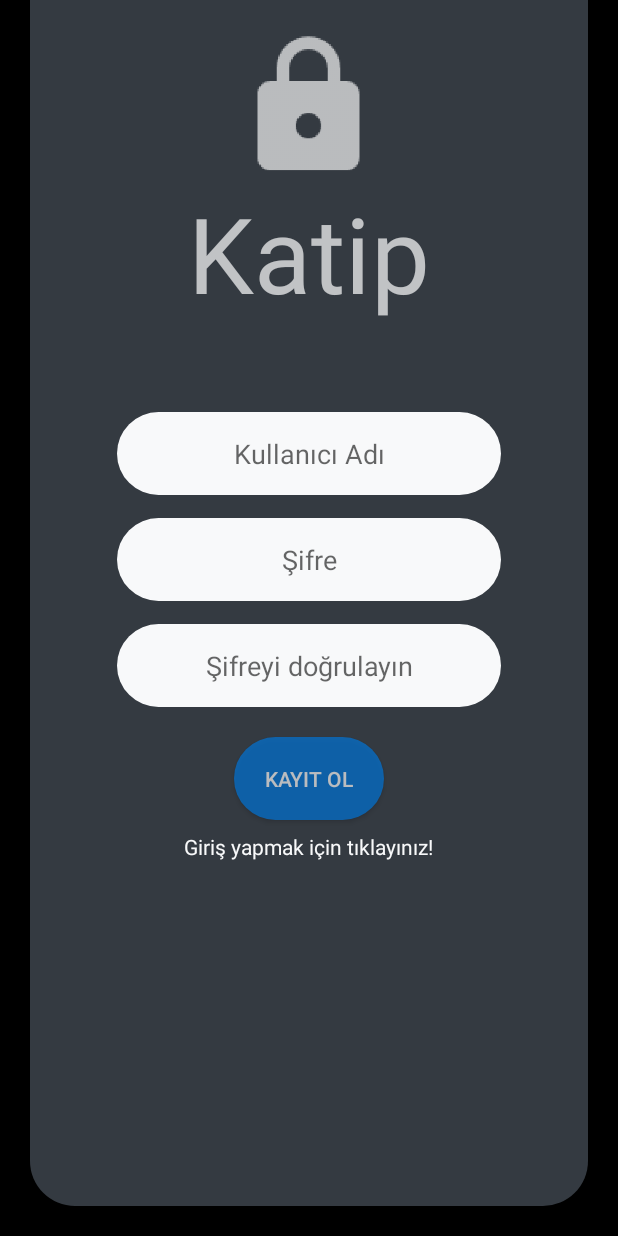
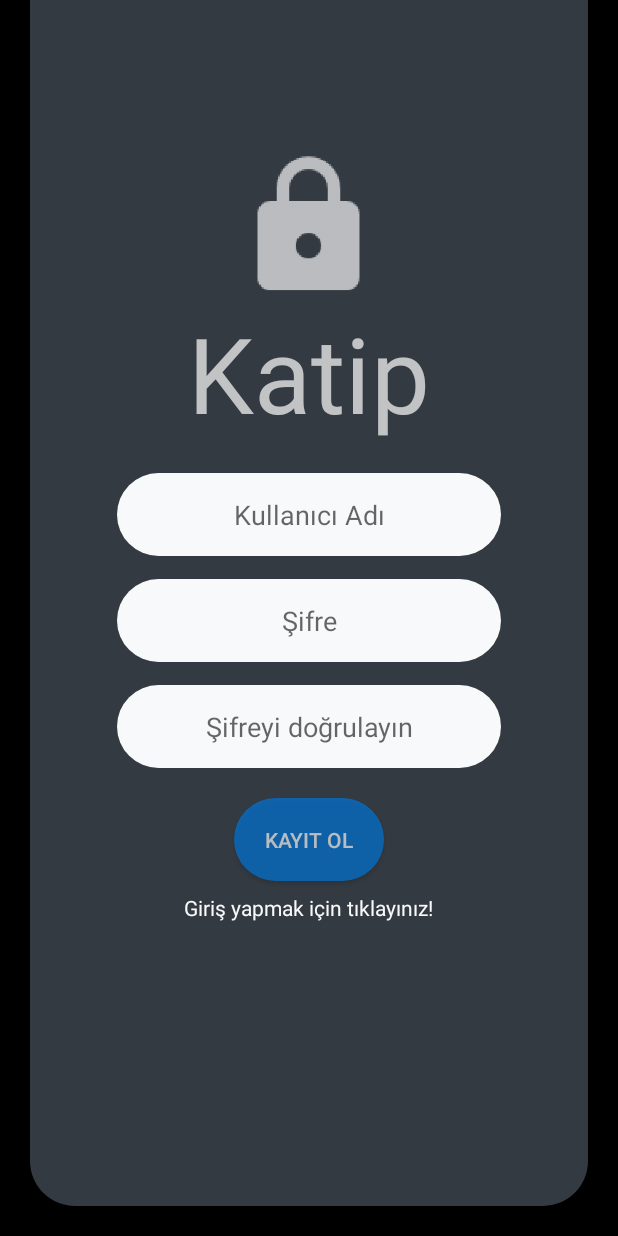
Before and after one commit to yasinHizir/Katip, an Android app: the RegisterActivity screen opened directly, with no data from a screen before it, on a phone screen of 412 x 824 dp. Run offline under Robolectric (Android 15) with nearby library versions, the phone set to English and light mode, and no system bars; Roboto replaces fonts that are not available here.

Commit message:
Kayıtlanma ekranı düzenlendi

```diff
--- a/app/src/main/res/layout/activity_register.xml
+++ b/app/src/main/res/layout/activity_register.xml
@@ -28,7 +28,7 @@
             android:layout_height="102dp"
             android:layout_alignParentTop="true"
             android:layout_centerHorizontal="true"
-            android:layout_marginTop="20dp"
+            android:layout_marginTop="100dp"
             android:contentDescription="@string/todo"
             app:srcCompat="@drawable/logo" />
 
@@ -45,20 +45,11 @@
             android:textColor="#FFFFFF"
             android:textSize="70sp" />
 
-        <TextView
-            android:id="@+id/notice"
-            android:layout_width="wrap_content"
-            android:layout_height="wrap_content"
-            android:layout_below="@id/appName"
-            android:layout_centerHorizontal="true"
-            android:layout_marginTop="20dp"
-            android:textColor="@color/light" />
-
         <EditText
             android:id="@+id/username"
             android:layout_width="256dp"
             android:layout_height="55dp"
-            android:layout_below="@id/notice"
+            android:layout_below="@id/appName"
             android:layout_centerHorizontal="true"
             android:layout_marginTop="20dp"
             android:autofillHints=""
```
